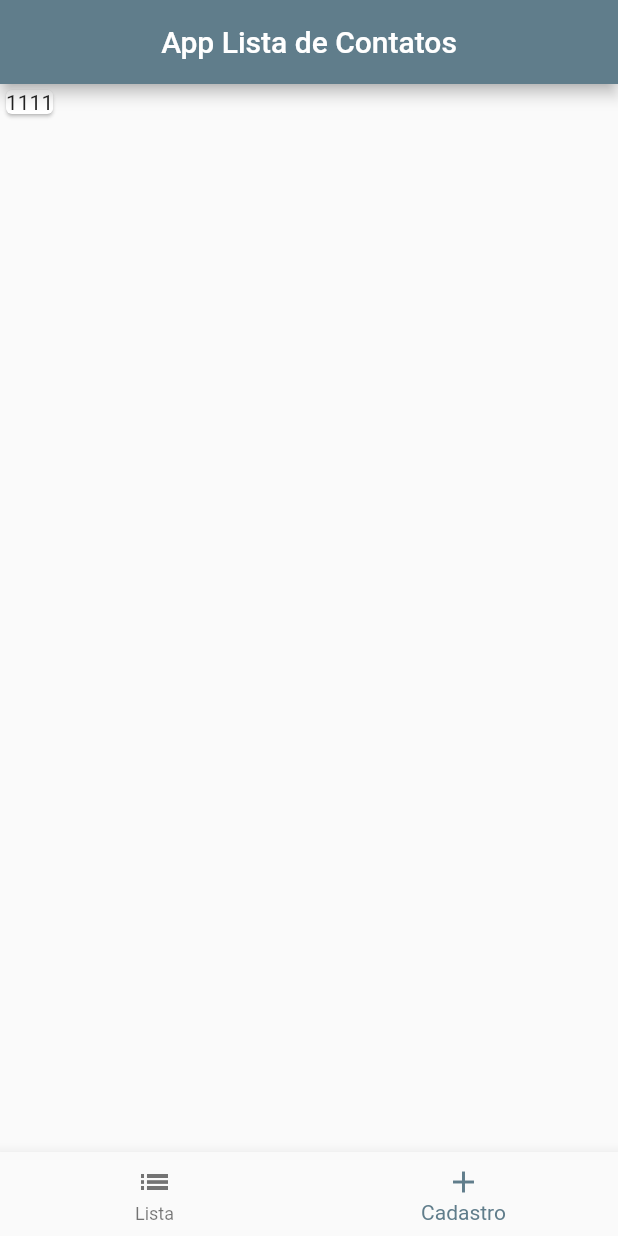
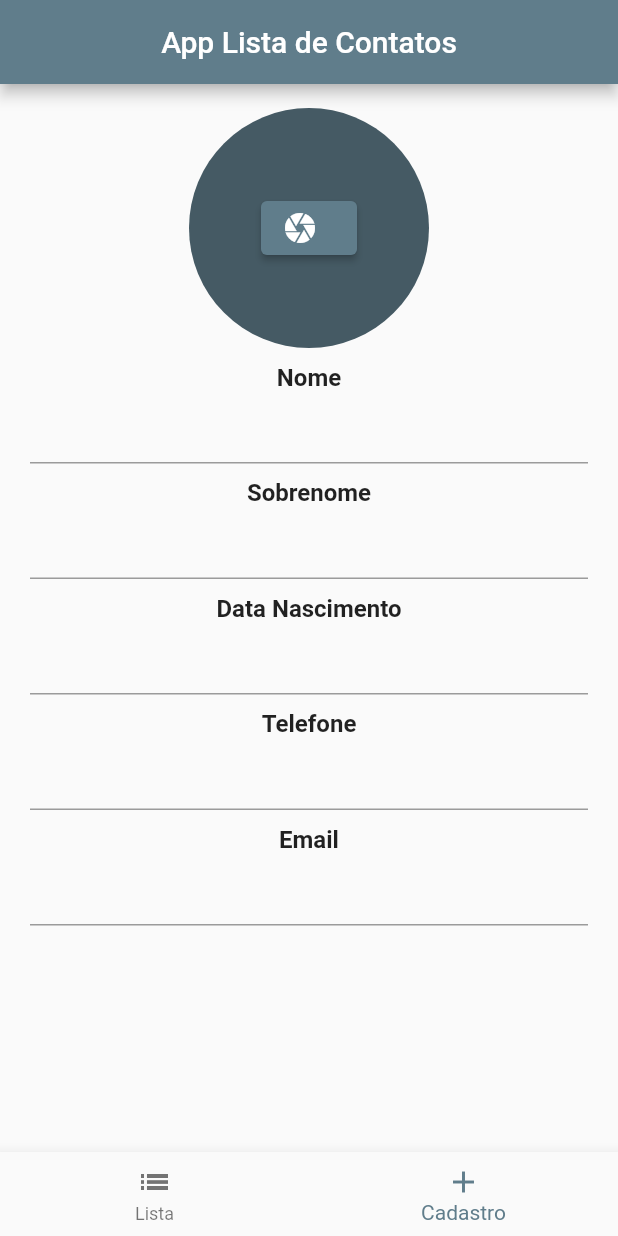
Before and after one commit to WBorges1984/listacontatos, a Flutter app: the screen it shows after launch, swiped to page 2, on a phone screen of 412 x 824 dp. Run offline on Flutter 3.47's test engine with Material 2 defaults, Android fonts, the phone set to English and light mode, and no system bars; our stand-ins replace google_fonts, image_picker; network calls fail.

Commit message:
Tela de Cadastro
Colocado a função utilizar a camera ou galeria.

```diff
--- a/lib/page/cadastros_page.dart
+++ b/lib/page/cadastros_page.dart
@@ -1,4 +1,8 @@
+import 'dart:io';
+
 import 'package:flutter/material.dart';
+import 'package:image_picker/image_picker.dart';
+import 'package:listacontatos/shared/widgets/text_label.dart';
 
 class CadastrosPage extends StatefulWidget {
   const CadastrosPage({super.key});
@@ -8,16 +12,71 @@ class CadastrosPage extends StatefulWidget {
 }
 
 class _CadastrosPageState extends State<CadastrosPage> {
+  TextEditingController nomeController = TextEditingController(text: "");
+  TextEditingController birthController = TextEditingController(text: "");
+  TextEditingController lastNameController = TextEditingController(text: "");
+  TextEditingController phoneController = TextEditingController(text: "");
+  TextEditingController mailController = TextEditingController(text: "");
+  final imagePicket = ImagePicker();
+  File? imageFile;
+
+  pick(ImageSource source) async {
+    final pickedFile = await imagePicket.pickImage(source: source);
+
+    if (pickedFile != null) {
+      setState(() {
+        imageFile = File(pickedFile.path);
+      });
+    }
+  }
+
   @override
   Widget build(BuildContext context) {
-    return const SafeArea(
+    return SafeArea(
         child: Scaffold(
-      body: Column(
-        children: [
-          Card(
-            child: Text("1111"),
-          )
-        ],
+      body: SingleChildScrollView(
+        child: Padding(
+          padding: const EdgeInsets.symmetric(horizontal: 20, vertical: 16),
+          child: Expanded(
+            child: Column(
+              children: [
+                CircleAvatar(
+                    backgroundImage:
+                        imageFile != null ? FileImage(imageFile!) : null,
+                    radius: 80,
+                    child: ElevatedButton.icon(
+                        onPressed: () {
+                          pick(ImageSource.gallery);
+                        },
+                        icon: Icon(Icons.camera),
+                        label: TextLabel(texto: ""))),
+                const TextLabel(texto: "Nome"),
+                TextField(
+                  controller: nomeController,
+                ),
+                const TextLabel(texto: "Sobrenome"),
+                TextField(
+                  controller: lastNameController,
+                ),
+                const TextLabel(texto: "Data Nascimento"),
+                TextField(
+                  keyboardType: TextInputType.datetime,
+                  controller: birthController,
+                ),
+                const TextLabel(texto: "Telefone"),
+                TextField(
+                  keyboardType: TextInputType.phone,
+                  controller: phoneController,
+                ),
+                const TextLabel(texto: "Email"),
+                TextField(
+                  keyboardType: TextInputType.emailAddress,
+                  controller: mailController,
+                ),
+              ],
+            ),
+          ),
+        ),
       ),
     ));
   }
--- /dev/null
+++ b/lib/shared/widgets/text_label.dart
@@ -0,0 +1,15 @@
+import 'package:flutter/material.dart';
+
+class TextLabel extends StatelessWidget {
+  final String texto;
+  const TextLabel({super.key, required this.texto});
+
+  @override
+  Widget build(BuildContext context) {
+    return Container(
+      margin: const EdgeInsets.only(top: 10),
+      child: Text(texto,
+          style: const TextStyle(fontSize: 16, fontWeight: FontWeight.w700)),
+    );
+  }
+}
--- a/pubspec.yaml
+++ b/pubspec.yaml
@@ -36,6 +36,7 @@ dependencies:
   # The following adds the Cupertino Icons font to your application.
   # Use with the CupertinoIcons class for iOS style icons.
   cupertino_icons: ^1.0.2
+  image_picker: ^1.0.4
 
 dev_dependencies:
   flutter_test:
```
Also changed, not shown: 7 other files.
